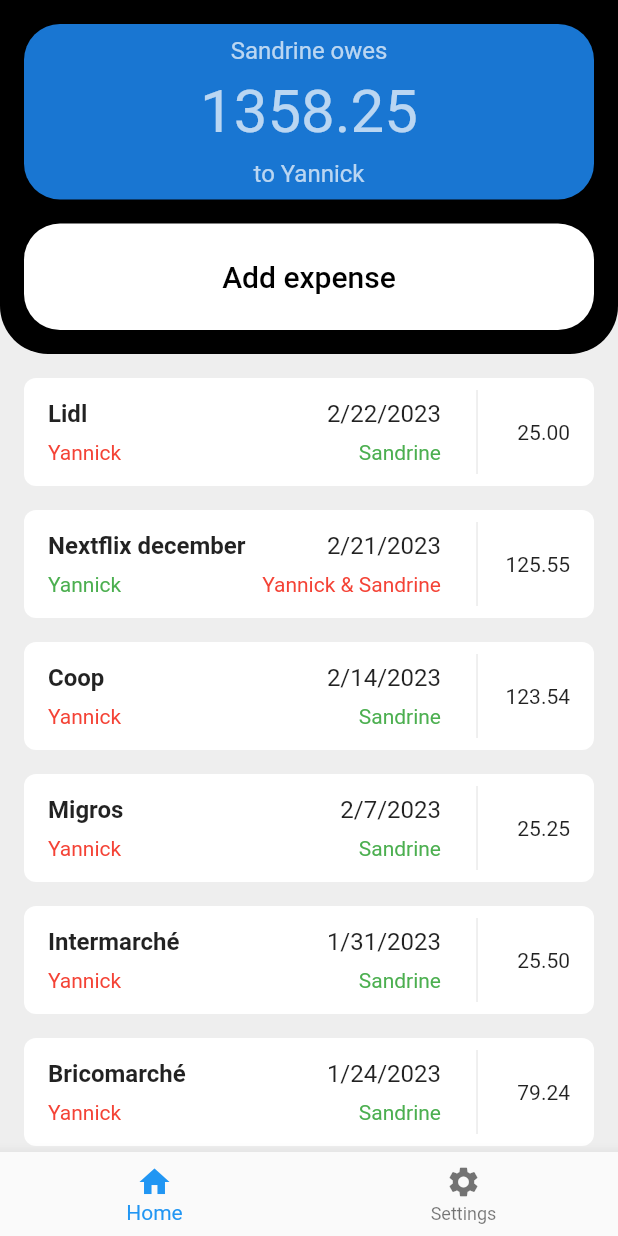
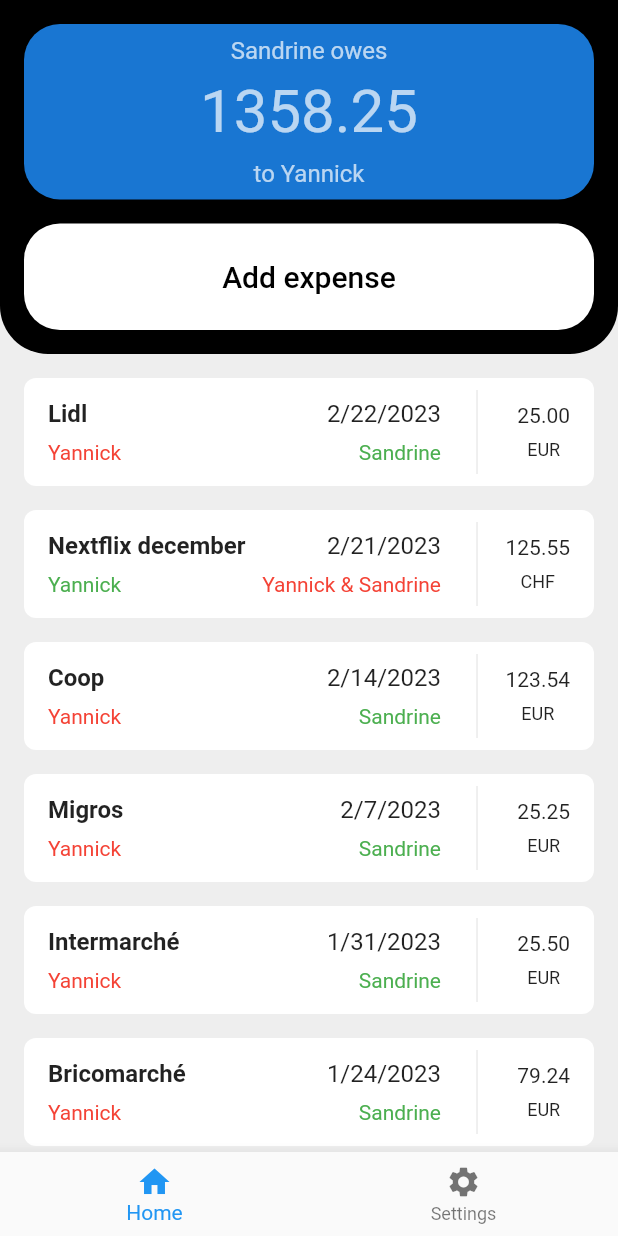
Before and after one commit to ymauray/xpns42, a Flutter app: the screen it shows after launch, on a phone screen of 412 x 824 dp. Run offline on Flutter 3.47's test engine with Material 2 defaults, Android fonts, the light colour scheme and no system bars; our stand-ins replace flutter_riverpod.

Commit message:
fix: safe area and currency

```diff
--- a/lib/model/transaction.dart
+++ b/lib/model/transaction.dart
@@ -13,6 +13,7 @@
     required this.id,
     required this.title,
     required this.amount,
+    required this.currency,
     required this.date,
     required this.payement,
     required this.person1IsOriginator,
@@ -24,9 +25,10 @@
       id: map['id'] as int,
       title: map['title'] as String,
       amount: map['amount'] as double,
+      currency: map['currency'] as String,
       date: DateTime.fromMillisecondsSinceEpoch(map['date'] as int),
       payement: map['payement'] as bool,
-      person1IsOriginator: map['persone1IsOriginator'] as bool,
+      person1IsOriginator: map['person1IsOriginator'] as bool,
       split: map['split'] as bool,
     );
   }
@@ -35,6 +37,7 @@
   final int id;
   final String title;
   final double amount;
+  final String currency;
   final DateTime date;
   final bool payement;
   final bool person1IsOriginator;
@@ -44,18 +47,20 @@
     int? id,
     String? title,
     double? amount,
+    String? currency,
     DateTime? date,
     bool? payement,
-    bool? persone1IsOriginator,
+    bool? person1IsOriginator,
     bool? split,
   }) {
     return Transaction(
       id: id ?? this.id,
       title: title ?? this.title,
       amount: amount ?? this.amount,
+      currency: currency ?? this.currency,
       date: date ?? this.date,
       payement: payement ?? this.payement,
-      person1IsOriginator: persone1IsOriginator ?? person1IsOriginator,
+      person1IsOriginator: person1IsOriginator ?? this.person1IsOriginator,
       split: split ?? this.split,
     );
   }
@@ -65,9 +70,10 @@
       'id': id,
       'title': title,
       'amount': amount,
+      'currency': currency,
       'date': date.millisecondsSinceEpoch,
       'payement': payement,
-      'persone1IsOriginator': person1IsOriginator,
+      'person1IsOriginator': person1IsOriginator,
       'split': split,
     };
   }
@@ -76,7 +82,7 @@
 
   @override
   String toString() {
-    return 'Transaction(id: $id, title: $title, amount: $amount, date: $date, payement: $payement, persone1IsOriginator: $person1IsOriginator, split: $split)';
+    return 'Transaction(id: $id, title: $title, amount: $amount, currency: $currency, date: $date, payement: $payement, person1IsOriginator: $person1IsOriginator, split: $split)';
   }
 
   @override
@@ -86,6 +92,7 @@
     return other.id == id &&
         other.title == title &&
         other.amount == amount &&
+        other.currency == currency &&
         other.date == date &&
         other.payement == payement &&
         other.person1IsOriginator == person1IsOriginator &&
@@ -97,6 +104,7 @@
     return id.hashCode ^
         title.hashCode ^
         amount.hashCode ^
+        currency.hashCode ^
         date.hashCode ^
         payement.hashCode ^
         person1IsOriginator.hashCode ^
--- a/lib/page/home_page.dart
+++ b/lib/page/home_page.dart
@@ -16,9 +16,7 @@
       body: book.when(
         data: (book) => Column(
           children: [
-            SafeArea(
-              child: Header(book: book),
-            ),
+            Header(book: book),
             Expanded(
               child: Padding(
                 padding: const EdgeInsets.symmetric(vertical: 8),
@@ -88,8 +86,22 @@
                             children: [
                               const VerticalDivider(),
                               const Spacer(),
-                              Text(
-                                t.amount.toStringAsFixed(2),
+                              Column(
+                                mainAxisAlignment: MainAxisAlignment.center,
+                                children: [
+                                  Padding(
+                                    padding: const EdgeInsets.only(bottom: 8),
+                                    child: Text(
+                                      t.amount.toStringAsFixed(2),
+                                    ),
+                                  ),
+                                  Text(
+                                    t.currency,
+                                    style: const TextStyle(
+                                      fontSize: 12,
+                                    ),
+                                  ),
+                                ],
                               ),
                             ],
                           ),
--- a/lib/provider/books_provider.dart
+++ b/lib/provider/books_provider.dart
@@ -13,6 +13,7 @@
           id: 0,
           title: 'Lidl',
           amount: 25,
+          currency: 'EUR',
           date: DateTime(2023, 2, 22),
           payement: false,
           person1IsOriginator: true,
@@ -22,6 +23,7 @@
           id: 1,
           title: 'Nextflix december',
           amount: 125.55,
+          currency: 'CHF',
           date: DateTime(2023, 2, 21),
           payement: true,
           person1IsOriginator: true,
@@ -31,6 +33,7 @@
           id: 2,
           title: 'Coop',
           amount: 123.54,
+          currency: 'EUR',
           date: DateTime(2023, 2, 14),
           payement: false,
           person1IsOriginator: true,
@@ -40,6 +43,7 @@
           id: 3,
           title: 'Migros',
           amount: 25.25,
+          currency: 'EUR',
           date: DateTime(2023, 2, 7),
           payement: false,
           person1IsOriginator: true,
@@ -49,6 +53,7 @@
           id: 4,
           title: 'Intermarché',
           amount: 25.50,
+          currency: 'EUR',
           date: DateTime(2023, 1, 31),
           payement: false,
           person1IsOriginator: true,
@@ -58,6 +63,7 @@
           id: 5,
           title: 'Bricomarché',
           amount: 79.24,
+          currency: 'EUR',
           date: DateTime(2023, 1, 24),
           payement: false,
           person1IsOriginator: true,
--- a/lib/widget/header.dart
+++ b/lib/widget/header.dart
@@ -21,6 +21,7 @@
                 bottom: Radius.circular(32),
               ),
             ),
+            child: SafeArea(
               child: Padding(
                 padding: const EdgeInsets.all(16),
                 child: Column(
@@ -43,7 +44,8 @@
                                 ),
                               ),
                               Padding(
-                              padding: const EdgeInsets.symmetric(vertical: 8),
+                                padding:
+                                    const EdgeInsets.symmetric(vertical: 8),
                                 child: Text(
                                   book.debtorAmount,
                                   style: const TextStyle(
@@ -104,6 +106,7 @@
               ),
             ),
           ),
+        ),
       ],
     );
   }
```
Lines whose indentation alone changed are shown as unchanged.
